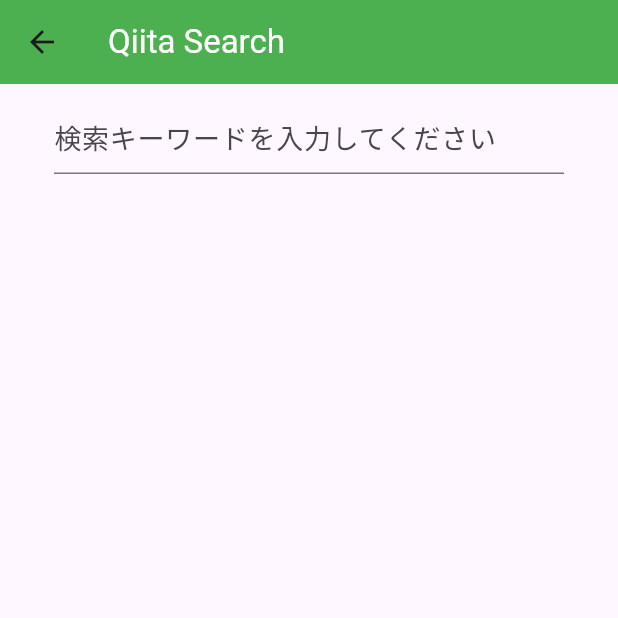
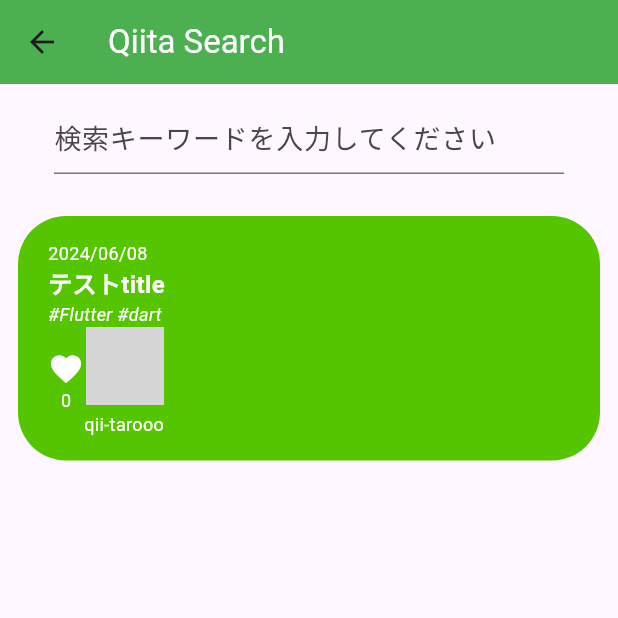
Before and after one commit to Yuutamu/Qiita_Search, a Flutter app: the SearchScreen screen opened by its route, on a phone screen of 412 x 824 dp, the top half of it. Run offline on Flutter 3.47's test engine with Material 3 defaults, Android fonts, the phone set to English and light mode, and no system bars; our stand-ins replace flutter_dotenv; network calls fail; grey boxes are pictures that could not be loaded.

Commit message:
検索結果一覧UI

```diff
--- a/lib/models/article.dart
+++ b/lib/models/article.dart
@@ -1,4 +1,5 @@
 import 'package:qiita_api_search/models/user.dart';
+
 class Article {
   // コンストラクタ
   // MEMO: title,user,url,createdAtは必ず必要なのでrequired || likesCount,tagsは存在しない場合があるので、デフォルト値を設定
@@ -31,6 +32,6 @@
       createdAt: DateTime.parse(json['created_at'] as String), //DateTime.perseを使って文字列をDateTime型に変換
       likesCount: json['likes_count'] as int,
       tags: List<String>.from(json['tags'].map((tag) => tag['name'])), // List<String>.from()を使ってList<String>に変換 連想配列を'name'だけの配列に作り変えるイメージ
-      );
+    );
   }
 }
--- a/lib/screens/search_screen.dart
+++ b/lib/screens/search_screen.dart
@@ -2,7 +2,9 @@
 import 'dart:convert'; // json変換
 import 'package:http/http.dart' as http; // http通信で利用 | httpという変数を通して、httpパッケージにアクセス
 import 'package:flutter_dotenv/flutter_dotenv.dart'; // dotenv
-import 'package:qiita_api_search/models/article.dart'; // Articleクラス
+import 'package:qiita_api_search/models/article.dart';
+import 'package:qiita_api_search/models/user.dart';
+import 'package:qiita_api_search/widgets/article_container.dart'; // Articleクラス
 
 class SearchScreen extends StatefulWidget {
   const SearchScreen({super.key});
@@ -52,11 +54,46 @@
           ),
           // 検索ボックス -end-
 
-          // 記事表示, 検索結果一覧
-        ],
-      ),
-    );
-  }
+          // 草案① 検索結果一覧 -start-
+          // Expanded(
+          //   child: ListView.builder(
+          //     itemCount: articles.length, // ListView.builderが描画するアイテムの数を指定するためのプロパティ
+          //     itemBuilder: (context, index) {
+          //       final article = articles[index];
+          //       return ListTile(
+          //         title: Text(article.title),
+          //         subtitle: Text('By ${article.user}'),
+          //         onTap: () {
+          //         // タップ時の処理を書く
+
+          //         },
+          //       );
+          //     },
+          //   ),
+          // ),
+          // 草案① 検索結果一覧 -end-
+
+          // 草案2 検索結果一覧 -start-
+          ArticleContainer(
+            article: Article(
+              id: 'testID',
+              title: 'テストtitle',
+              user: User(
+                id: 'qii-tarooo',
+                profileImageUrl: 'https://firebasestorage.googleapis.com/v0/b/gs-expansion-test.appspot.com/o/unknown_person.png?alt=media',
+             ),
+             createdAt: DateTime.now(),
+             tags: ['Flutter', 'dart'],
+             url: 'https://example.com',
+           ),
+         ),
+       ],
+     ),
+   );
+ }
+
+          // 草案2 検索結果一覧 -end-
+
 
   Future<List<Article>> searchQiita(String keyword) async {
     // API のエンドポイントを指定 ||| Uri.https([baseUrl], [Urlパス], Map<String,dynamic>[クエリパラメータ])
--- /dev/null
+++ b/lib/widgets/article_container.dart
@@ -0,0 +1,109 @@
+import 'package:flutter/material.dart';
+import 'package:qiita_api_search/models/article.dart';
+import 'package:intl/intl.dart';
+
+class ArticleContainer extends StatelessWidget {
+  const ArticleContainer({
+    super.key,
+    required this.article,
+  });
+
+  final Article article;
+
+  @override
+  Widget build(BuildContext context) {
+    return Padding(
+      padding: const EdgeInsets.symmetric(
+        horizontal: 12,
+        vertical: 16,
+      ),
+      child: Container(
+        padding: const EdgeInsets.symmetric(
+          horizontal: 20,
+          vertical: 16,
+        ),
+        decoration: const BoxDecoration(
+          color: Color(0xFF55C500),
+          borderRadius: BorderRadius.all(
+            Radius.circular(32), // 角丸
+          ),
+        ),
+        // コンテナ内 表示要素 --start--
+        child: Column(
+          crossAxisAlignment: CrossAxisAlignment.start,
+          children: [
+            // createdAt
+            Text(
+              DateFormat('yyyy/MM/dd').format(article.createdAt),
+              style: const TextStyle(
+                  color: Colors.white,
+                  fontSize: 12,
+              ),
+            ),
+            // title
+            Text(
+              article.title,
+              maxLines: 2,
+              overflow: TextOverflow.ellipsis, // overflowプロパティで文字数制御
+              style: const TextStyle(
+                fontSize: 16,
+                fontWeight: FontWeight.bold,
+                color: Colors.white,
+              ),
+            ),
+            // tags
+            Text(
+              '#${article.tags.join(' #')}', // 文字列の配列を結合
+              style: const TextStyle(
+                fontSize: 12,
+                color: Colors.white,
+                fontStyle: FontStyle.italic, // イタリック
+              ),
+            ),
+            // ハートアイコン＆いいね
+            Row(
+              children: [
+                Column(
+                  children: [
+                    const Icon(
+                      Icons.favorite,
+                      color: Colors.white,
+                    ),
+                    Text(
+                      article.likesCount.toString(),
+                      style: const TextStyle(
+                        fontSize: 12,
+                        color: Colors.white,
+                      ),
+                    ),
+                  ],
+                ),
+                // プロフィール画像
+                Column(
+                  crossAxisAlignment: CrossAxisAlignment.end,
+                  children: [
+                    CircleAvatar(
+                      radius: 26,
+                      backgroundImage: NetworkImage(article.user.profileImageUrl),
+                    ),
+                    const SizedBox(height: 4),
+                    Text(
+                      article.user.id,
+                      style: const TextStyle(
+                        fontSize: 12,
+                        color: Colors.white,
+                      ),
+                    ),
+                  ],
+                ),
+              ],
+            ),
+          ],
+        ),
+
+        // コンテナ内 表示要素 --end--
+
+      ),
+    );
+  }
+}
--- a/pubspec.yaml
+++ b/pubspec.yaml
@@ -11,6 +11,7 @@
     sdk: flutter
   flutter_dotenv: ^5.1.0
   http: ^1.2.1
+  intl: ^0.19.0
 
 dev_dependencies:
   flutter_test:
```
Also changed, not shown: pubspec.lock.
